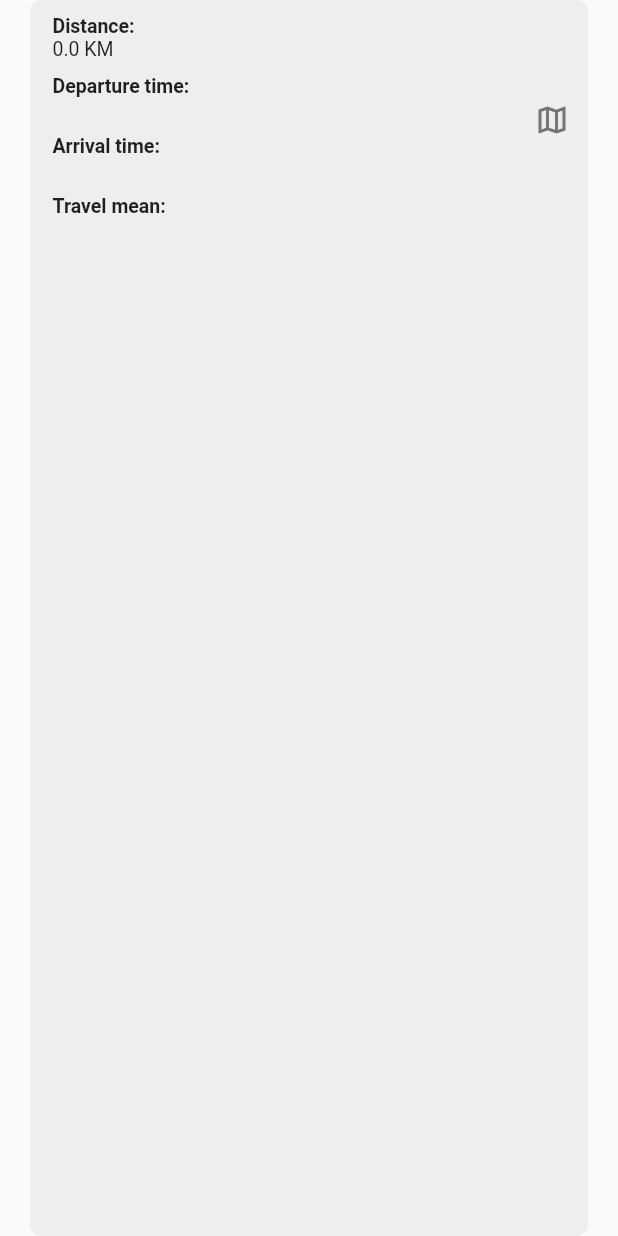
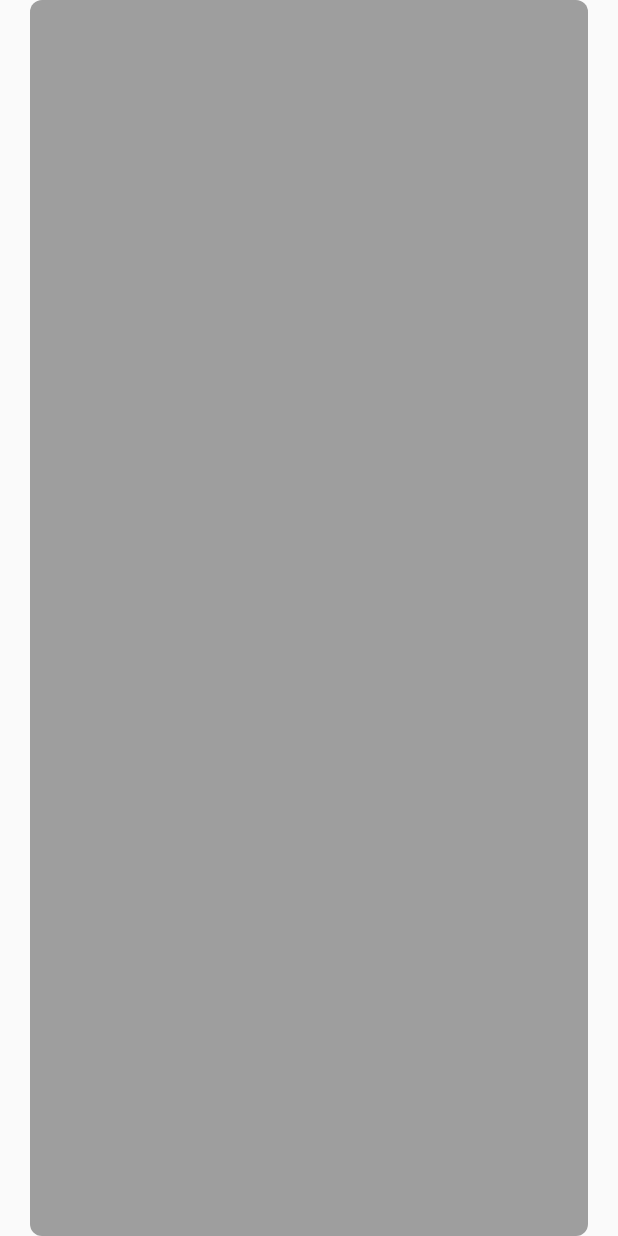
Before and after one commit to abdesselam-arch/map, a Flutter app: the RecommendedItem widget shown alone on an empty page, opened directly with empty values, on a phone screen of 412 x 824 dp. Run offline on Flutter 3.47's test engine with Material 2 defaults, Android fonts, the phone set to English and light mode, and no system bars; our stand-ins replace cloud_firestore, firebase_auth, firebase_core, flutter_map, geocoding, google_nav_bar and 2 more; accounts and stored records are empty; generated files the repository leaves out were written again; network calls fail.

Commit message:
11th commit 11:45AM

```diff
--- a/lib/components/recommended_tem.dart
+++ b/lib/components/recommended_tem.dart
@@ -7,6 +7,8 @@ class RecommendedItem extends StatelessWidget {
   final String arrival_time;
   final String travelMean;
   final void Function()? onPressed;
+  final Color backgroundColor;
+  final Color textColor;
 
   const RecommendedItem({
     super.key,
@@ -15,13 +17,15 @@ class RecommendedItem extends StatelessWidget {
     required this.arrival_time,
     required this.travelMean,
     required this.onPressed,
+    required this.backgroundColor,
+    required this.textColor,
   });
 
   @override
   Widget build(BuildContext context) {
     return Container(
       decoration: BoxDecoration(
-        color: Colors.grey.shade200,
+        color: backgroundColor,
         borderRadius: BorderRadius.circular(8),
       ),
       padding: const EdgeInsets.only(
@@ -43,15 +47,17 @@ class RecommendedItem extends StatelessWidget {
                     ),
                     Text(
                       translation(context).distance,
-                      style: const TextStyle(
+                      style: TextStyle(
                         fontWeight: FontWeight.bold,
                         fontSize: 13,
+                        color: textColor,
                       ),
                     ),
                     Text(
                       '$distance KM',
-                      style: const TextStyle(
+                      style: TextStyle(
                         fontSize: 13,
+                        color: textColor,
                       ),
                     ),
                     const SizedBox(
@@ -59,14 +65,16 @@ class RecommendedItem extends StatelessWidget {
                     ),
                     Text(
                       translation(context).depTime,
-                      style: const TextStyle(
+                      style: TextStyle(
                         fontWeight: FontWeight.bold,
+                        color: textColor,
                         fontSize: 13,
                       ),
                     ),
                     Text(
                       departure_time,
-                      style: const TextStyle(
+                      style: TextStyle(
+                        color: textColor,
                         fontSize: 13,
                       ),
                     ),
@@ -75,14 +83,16 @@ class RecommendedItem extends StatelessWidget {
                     ),
                     Text(
                       translation(context).arrTime,
-                      style: const TextStyle(
+                      style: TextStyle(
+                        color: textColor,
                         fontWeight: FontWeight.bold,
                         fontSize: 13,
                       ),
                     ),
                     Text(
                       arrival_time,
-                      style: const TextStyle(
+                      style: TextStyle(
+                        color: textColor,
                         fontSize: 13,
                       ),
                     ),
@@ -91,14 +101,16 @@ class RecommendedItem extends StatelessWidget {
                     ),
                     Text(
                       translation(context).travelMean,
-                      style: const TextStyle(
+                      style: TextStyle(
+                        color: textColor,
                         fontWeight: FontWeight.bold,
                         fontSize: 13,
                       ),
                     ),
                     Text(
                       travelMean,
-                      style: const TextStyle(
+                      style: TextStyle(
+                        color: textColor,
                         fontSize: 13,
                       ),
                     ),
@@ -109,7 +121,7 @@ class RecommendedItem extends StatelessWidget {
                 onPressed: onPressed,
                 icon: Icon(
                   Icons.map_outlined,
-                  color: Colors.grey.shade600,
+                  color: textColor,
                 ),
               ),
             ],
--- a/lib/l10n/app_ar.arb
+++ b/lib/l10n/app_ar.arb
@@ -30,6 +30,8 @@
     "work": "عمل",
     "vacation": "عطلة",
     "byCar": "بالسيارة",
+    "byBike": "بالدراجة",
+    "onFoot": "على الاقدام",
     "distance": " :المسافة",
     "depTime": " :وقت المغادرة",
     "arrTime": " :وقت الوصول",
--- a/lib/l10n/app_en.arb
+++ b/lib/l10n/app_en.arb
@@ -30,6 +30,8 @@
     "work": "Work",
     "vacation": "Vacation",
     "byCar": "By car",
+    "byBike": "By bike",
+    "onFoot": "On foot",
     "distance": "Distance: ",
     "depTime": "Departure time: ",
     "arrTime": "Arrival time: ",
--- a/lib/l10n/app_fr.arb
+++ b/lib/l10n/app_fr.arb
@@ -30,6 +30,8 @@
     "work": "travail",
     "vacation": "vacances",
     "byCar": "Par voiture",
+    "byBike": "Par vélo",
+    "onFoot": "À pieds",
     "distance": "La distance: ",
     "depTime": "Heure de départ: ",
     "arrTime": "Heure d'arrivée: ",
```
Also changed, not shown: lib/model/DirectionsModel.dart (added, +69 -0 lines), lib/model/DirectionsViewModel.dart (+45 -27 lines), lib/pages/search_page.dart (+78 -23 lines).
